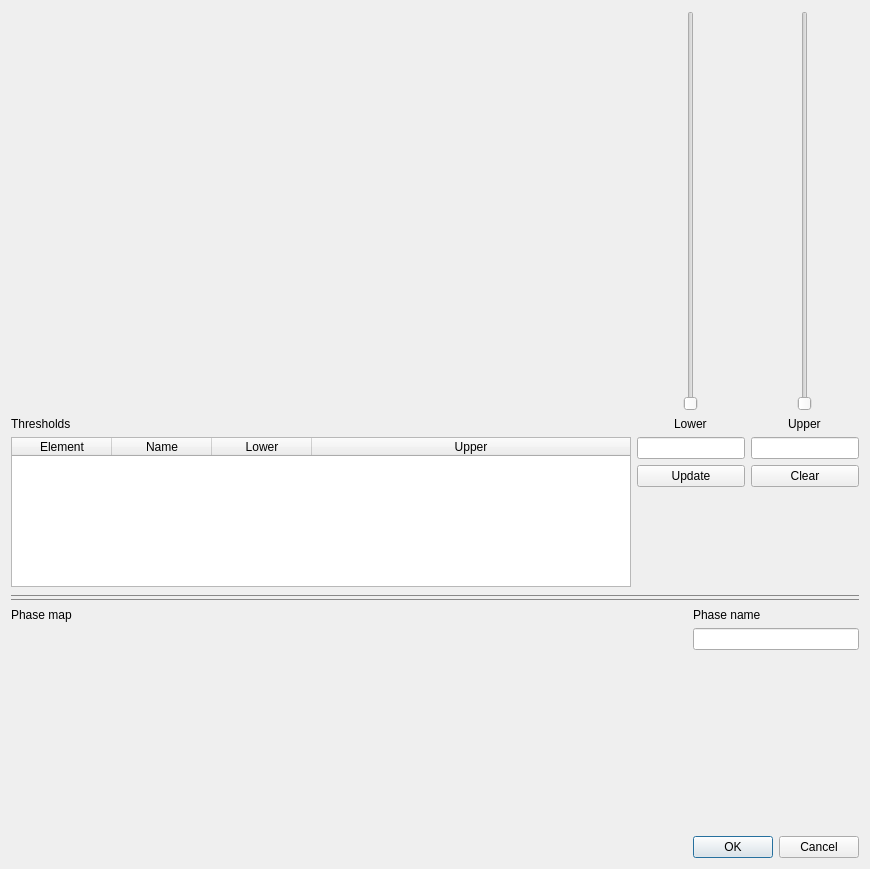
Above: src/resources/ui_new_phase_filtered_dialog.ui from ianthomas23/QACD-quack before the change. Below: the same form after it.
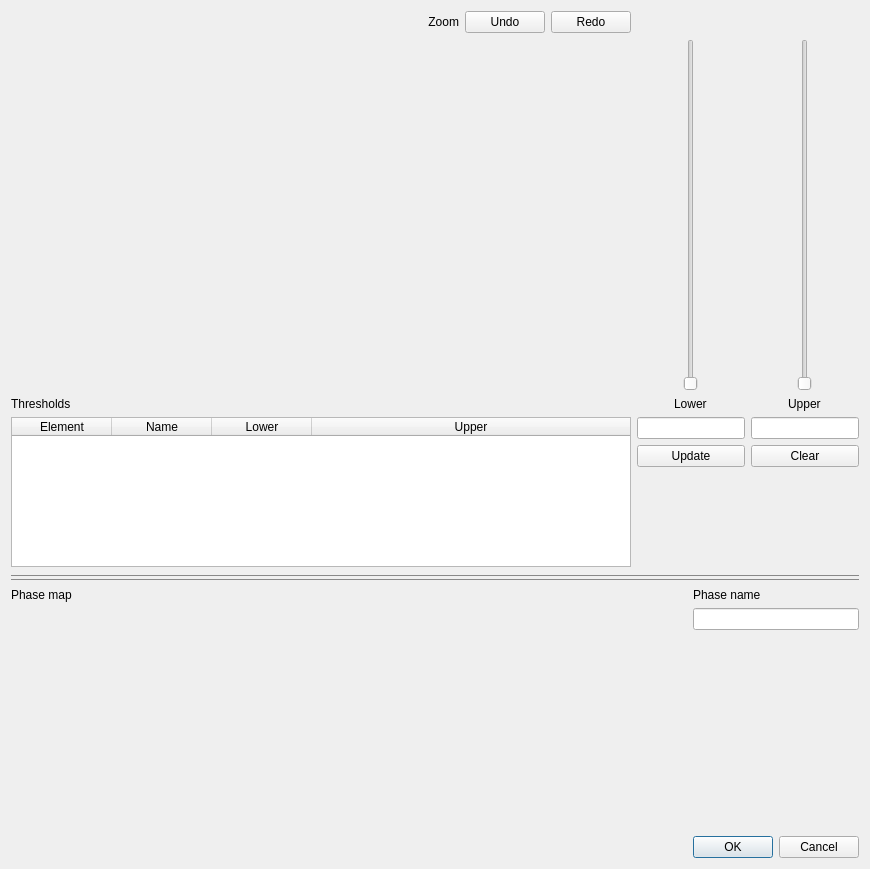
That is the form after the change. Custom widgets are drawn as their Qt base class.

Commit message: Added zoom and value under cursor in new phase filtered dialog

```diff
--- a/src/resources/ui_new_phase_filtered_dialog.ui
+++ b/src/resources/ui_new_phase_filtered_dialog.ui
@@ -33,8 +33,36 @@
       <bool>false</bool>
      </property>
      <widget class="QWidget" name="gridLayoutWidgetTop">
-      <layout class="QGridLayout" name="gridLayoutTop" rowstretch="1,0,0,0,0" columnstretch="1,0,0">
+      <layout class="QGridLayout" name="gridLayoutTop" rowstretch="0,1,0,0,0,0" columnstretch="1,0,0">
        <item row="0" column="0">
+        <layout class="QHBoxLayout" name="zoomLayout" stretch="1,0,0">
+         <item>
+          <widget class="QLabel" name="zoomLabel">
+           <property name="text">
+            <string>Zoom</string>
+           </property>
+           <property name="alignment">
+            <set>Qt::AlignRight|Qt::AlignTrailing|Qt::AlignVCenter</set>
+           </property>
+          </widget>
+         </item>
+         <item>
+          <widget class="QPushButton" name="undoButton">
+           <property name="text">
+            <string>Undo</string>
+           </property>
+          </widget>
+         </item>
+         <item>
+          <widget class="QPushButton" name="redoButton">
+           <property name="text">
+            <string>Redo</string>
+           </property>
+          </widget>
+         </item>
+        </layout>
+       </item>
+       <item row="1" column="0">
         <widget class="MatplotlibWidget" name="elementMatplotlibWidget" native="true">
          <property name="sizePolicy">
           <sizepolicy hsizetype="Expanding" vsizetype="Expanding">
@@ -50,7 +78,7 @@
          </property>
         </widget>
        </item>
-       <item row="0" column="1" alignment="Qt::AlignHCenter">
+       <item row="1" column="1" alignment="Qt::AlignHCenter">
         <widget class="QSlider" name="lowerSlider">
          <property name="singleStep">
           <number>10</number>
@@ -63,7 +91,7 @@
          </property>
         </widget>
        </item>
-       <item row="0" column="2" alignment="Qt::AlignHCenter">
+       <item row="1" column="2" alignment="Qt::AlignHCenter">
         <widget class="QSlider" name="upperSlider">
          <property name="singleStep">
           <number>10</number>
@@ -76,28 +104,28 @@
          </property>
         </widget>
        </item>
-       <item row="1" column="0">
+       <item row="2" column="0">
         <widget class="QLabel" name="label_3">
          <property name="text">
           <string>Thresholds</string>
          </property>
         </widget>
        </item>
-       <item row="1" column="1" alignment="Qt::AlignHCenter">
+       <item row="2" column="1" alignment="Qt::AlignHCenter">
         <widget class="QLabel" name="label">
          <property name="text">
           <string>Lower</string>
          </property>
         </widget>
        </item>
-       <item row="1" column="2" alignment="Qt::AlignHCenter">
+       <item row="2" column="2" alignment="Qt::AlignHCenter">
         <widget class="QLabel" name="label_2">
          <property name="text">
           <string>Upper</string>
          </property>
         </widget>
        </item>
-       <item row="2" column="0" rowspan="3">
+       <item row="3" column="0" rowspan="3">
         <widget class="QTableWidget" name="elementTable">
          <property name="sizePolicy">
           <sizepolicy hsizetype="Expanding" vsizetype="Expanding">
@@ -163,7 +191,7 @@
          </column>
         </widget>
        </item>
-       <item row="2" column="1">
+       <item row="3" column="1">
         <widget class="QLineEdit" name="lowerLineEdit">
          <property name="sizePolicy">
           <sizepolicy hsizetype="Minimum" vsizetype="Fixed">
@@ -176,7 +204,7 @@
          </property>
         </widget>
        </item>
-       <item row="2" column="2">
+       <item row="3" column="2">
         <widget class="QLineEdit" name="upperLineEdit">
          <property name="sizePolicy">
           <sizepolicy hsizetype="Minimum" vsizetype="Fixed">
@@ -189,7 +217,7 @@
          </property>
         </widget>
        </item>
-       <item row="3" column="1">
+       <item row="4" column="1">
         <widget class="QPushButton" name="updateThresholdsButton">
          <property name="sizePolicy">
           <sizepolicy hsizetype="Minimum" vsizetype="Fixed">
@@ -202,7 +230,7 @@
          </property>
         </widget>
        </item>
-       <item row="3" column="2">
+       <item row="4" column="2">
         <widget class="QPushButton" name="clearThresholdsButton">
          <property name="sizePolicy">
           <sizepolicy hsizetype="Minimum" vsizetype="Fixed">
@@ -243,7 +271,7 @@
          </property>
         </widget>
        </item>
-       <item row="1" column="0" rowspan="2">
+       <item row="1" column="0">
         <widget class="MatplotlibWidget" name="phaseMatplotlibWidget" native="true">
          <property name="sizePolicy">
           <sizepolicy hsizetype="Preferred" vsizetype="Preferred">
```
Left out of the diff: 7 changed lines with no effect on the pictures. The commit also changes 5 other files.
